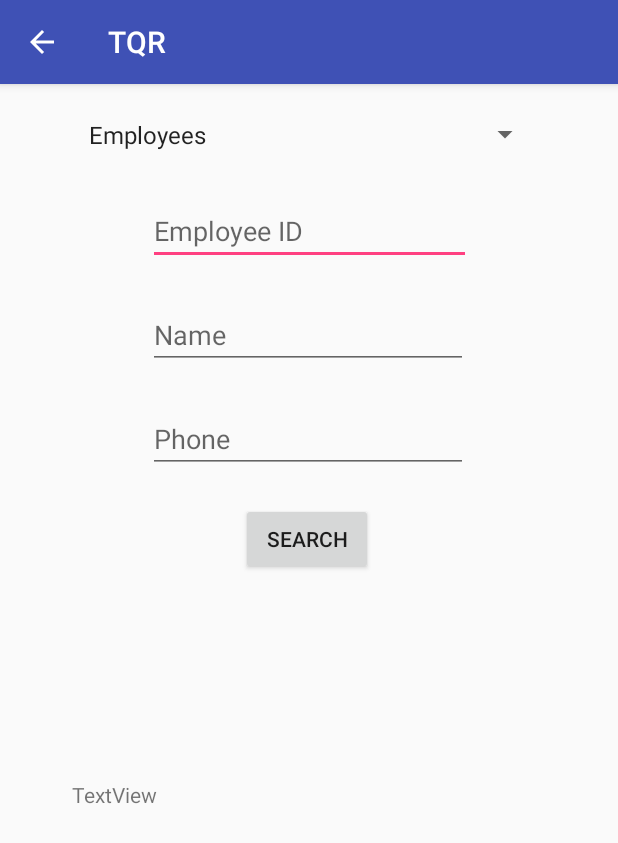
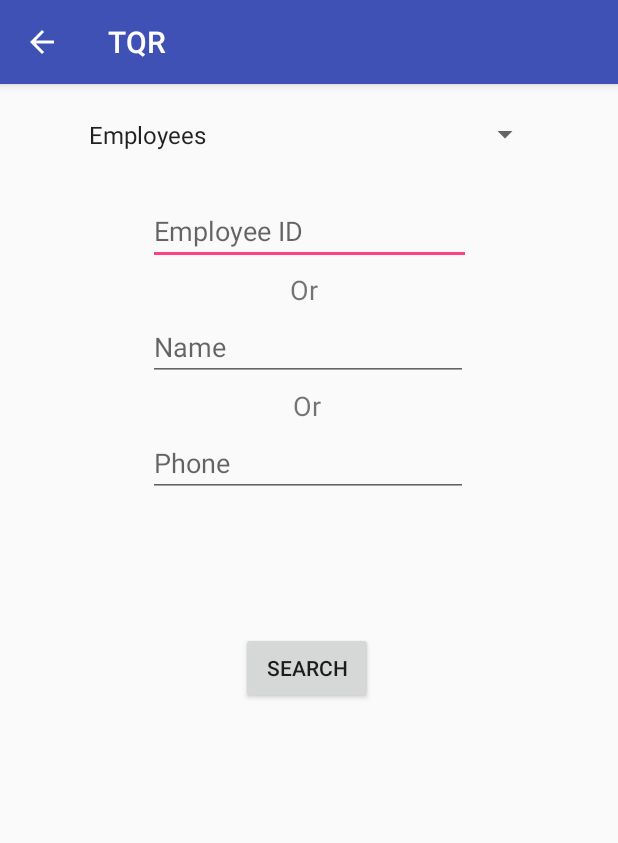
Before and after one commit to DanielMMilner/Infrastructure-Quality-Reporter-App, an Android app: the SearchDatabaseActivity screen opened directly, with no data from a screen before it, on a phone screen of 412 x 824 dp. Shown: the top 843 px of the screen. Run offline under Robolectric (Android 15) with nearby library versions, the phone set to English and light mode, and no system bars; 1 statement that could not run was skipped.

Commit message:
improved search activity

```diff
--- a/app/src/main/java/s3542977/com/tqr/DatabaseViewer.java
+++ b/app/src/main/java/s3542977/com/tqr/DatabaseViewer.java
@@ -93,7 +93,7 @@ public class DatabaseViewer extends AppCompatActivity {
 //        for(int i = 0; i < 10; i++){
 //            databaseHandler.generateRandomEntry();
 //        }
-//        databaseHandler.isDatabaseEmpty();
+//        databaseHandler.isResultEmpty();
 //        setText();
 //    }
 }
--- a/app/src/main/java/s3542977/com/tqr/MapsActivity.java
+++ b/app/src/main/java/s3542977/com/tqr/MapsActivity.java
@@ -142,7 +142,7 @@ public class MapsActivity extends AppCompatActivity implements OnMapReadyCallbac
     }
 
     private void getLatLngCoordinates() {
-        if (databaseHandler.isDatabaseEmpty())
+        if (databaseHandler.isResultEmpty())
             return;
         do {
             LatLng latLng = new LatLng(databaseHandler.getLatitudeAsDouble(),
--- a/app/src/main/java/s3542977/com/tqr/ReportActivity.java
+++ b/app/src/main/java/s3542977/com/tqr/ReportActivity.java
@@ -89,6 +89,7 @@ public class ReportActivity extends AppCompatActivity {
 
         Location lastKnownLocation = locationManager.getLastKnownLocation(locationProvider);
 
+        if(lastKnownLocation != null){
             latitude = lastKnownLocation.getLatitude();
             longitude = lastKnownLocation.getLongitude();
 
@@ -96,6 +97,7 @@ public class ReportActivity extends AppCompatActivity {
             String text = "Current Location:\nLatitude: " + latitude +
                     "\nLongitude: " + longitude;
             textView.setText(text);
+        }
     }
 
     public void takePhoto(View view) {
--- a/app/src/main/java/s3542977/com/tqr/SearchDatabaseActivity.java
+++ b/app/src/main/java/s3542977/com/tqr/SearchDatabaseActivity.java
@@ -1,21 +1,29 @@
 package s3542977.com.tqr;
 
+import android.os.Bundle;
 import android.support.v7.app.AppCompatActivity;
-import android.os.Bundle;
+import android.text.method.ScrollingMovementMethod;
+import android.util.Log;
 import android.view.View;
 import android.widget.AdapterView;
 import android.widget.ArrayAdapter;
 import android.widget.EditText;
 import android.widget.Spinner;
+import android.widget.TextView;
 
+import java.util.ArrayList;
 import java.util.HashMap;
 import java.util.Map;
 
-public class SearchDatabaseActivity extends AppCompatActivity implements AdapterView.OnItemSelectedListener{
+public class SearchDatabaseActivity extends AppCompatActivity implements AdapterView.OnItemSelectedListener {
     private EditText firstOption;
     private EditText secondOption;
     private EditText thirdOption;
-    private Spinner spinner;
+    private TextView resultsText;
+    private TextView firstOr;
+    private TextView secondOr;
+    private Spinner typeSpinner;
+
     int spinnerPosition;
     private static final int EMPLOYEES = 0;
     private static final int INFRASTRUCTURE = 1;
@@ -32,12 +40,20 @@ public class SearchDatabaseActivity extends AppCompatActivity implements Adapter
         secondOption = findViewById(R.id.secondOption);
         thirdOption = findViewById(R.id.thirdOption);
 
-        spinner = findViewById(R.id.searchDatabaseSpinner);
+        resultsText = findViewById(R.id.resultsText);
+        resultsText.setMovementMethod(new ScrollingMovementMethod());
+
+        firstOr = findViewById(R.id.firstOr);
+        secondOr = findViewById(R.id.secondOr);
+
+        typeSpinner = findViewById(R.id.typeSpinner2);
+
+        Spinner tableSpinner = findViewById(R.id.searchDatabaseSpinner);
         ArrayAdapter<CharSequence> adapter = ArrayAdapter.createFromResource(this,
                 R.array.search_database_array, android.R.layout.simple_spinner_item);
         adapter.setDropDownViewResource(android.R.layout.simple_spinner_dropdown_item);
-        spinner.setAdapter(adapter);
-        spinner.setOnItemSelectedListener(this);
+        tableSpinner.setAdapter(adapter);
+        tableSpinner.setOnItemSelectedListener(this);
         spinnerPosition = 0;
 
         databaseHandler = new DatabaseHandler(this);
@@ -49,23 +65,40 @@ public class SearchDatabaseActivity extends AppCompatActivity implements Adapter
         firstOption.setVisibility(View.VISIBLE);
         secondOption.setVisibility(View.VISIBLE);
         thirdOption.setVisibility(View.VISIBLE);
+        firstOr.setVisibility(View.VISIBLE);
+        secondOr.setVisibility(View.VISIBLE);
+        typeSpinner.setVisibility(View.INVISIBLE);
 
-        if(spinnerPosition == EMPLOYEES){
+        if (spinnerPosition == EMPLOYEES) {
             firstOption.setHint("Employee ID");
             secondOption.setHint("Name");
             thirdOption.setHint("Phone");
-        }else if(spinnerPosition == INFRASTRUCTURE){
+        } else if (spinnerPosition == INFRASTRUCTURE) {
             firstOption.setHint("Infrastructure ID");
-            secondOption.setHint("Type");
+            secondOption.setVisibility(View.INVISIBLE);
             thirdOption.setVisibility(View.INVISIBLE);
-        }else if(spinnerPosition == REPORTS){
+            typeSpinner.setVisibility(View.VISIBLE);
+            secondOr.setVisibility(View.INVISIBLE);
+            ArrayList<String> options = databaseHandler.getTypesList();
+            if(!options.isEmpty()){
+                options.add("");
+                ArrayAdapter<String> adapter = new ArrayAdapter<>(this,
+                        android.R.layout.simple_spinner_item, options);
+                adapter.setDropDownViewResource(android.R.layout.simple_spinner_dropdown_item);
+                typeSpinner.setAdapter(adapter);
+            }else{
+                Log.d("Types List", "There is no types in the database" );
+            }
+        } else if (spinnerPosition == REPORTS) {
             firstOption.setHint("Report ID");
             secondOption.setHint("Employee ID");
             thirdOption.setHint("Infrastructure ID");
-        }else if(spinnerPosition == TYPES){
+        } else if (spinnerPosition == TYPES) {
             firstOption.setVisibility(View.INVISIBLE);
             secondOption.setVisibility(View.INVISIBLE);
             thirdOption.setVisibility(View.INVISIBLE);
+            firstOr.setVisibility(View.INVISIBLE);
+            secondOr.setVisibility(View.INVISIBLE);
         }
     }
 
@@ -74,6 +107,11 @@ public class SearchDatabaseActivity extends AppCompatActivity implements Adapter
         spinnerPosition = position;
         clearOptions();
         setOptions();
+
+        if(spinnerPosition == TYPES){
+            databaseHandler.search(spinnerPosition, null);
+            showResult();
+        }
     }
 
     @Override
@@ -85,40 +123,68 @@ public class SearchDatabaseActivity extends AppCompatActivity implements Adapter
         firstOption.setText("");
         secondOption.setText("");
         thirdOption.setText("");
+        resultsText.setText("");
     }
 
-    public void searchDB(View view){
+    public void searchDB(View view) {
         String firstOptionText;
         String secondOptionText;
         String thirdOptionText;
 
         Map<String, String> options = new HashMap<>();
 
-
-        if(spinnerPosition == EMPLOYEES){
+        if (spinnerPosition == EMPLOYEES) {
             firstOptionText = String.valueOf(firstOption.getText());
             secondOptionText = String.valueOf(secondOption.getText());
             thirdOptionText = String.valueOf(thirdOption.getText());
 
+            if (!firstOptionText.isEmpty())
                 options.put("idEmployee", firstOptionText);
+            if (!secondOptionText.isEmpty())
                 options.put("Name", secondOptionText);
+            if (!thirdOptionText.isEmpty())
                 options.put("Phone", thirdOptionText);
-        }else if(spinnerPosition == INFRASTRUCTURE){
+        } else if (spinnerPosition == INFRASTRUCTURE) {
             firstOptionText = String.valueOf(firstOption.getText());
-            secondOptionText = String.valueOf(secondOption.getText());
-
+            String type = typeSpinner.getSelectedItem().toString();
+            if (!firstOptionText.isEmpty())
                 options.put("idInfrastructure", firstOptionText);
-            options.put("idType", secondOptionText);
-        }else if(spinnerPosition == REPORTS){
+            if(!type.isEmpty())
+                options.put("idType", type);
+        } else if (spinnerPosition == REPORTS) {
             firstOptionText = String.valueOf(firstOption.getText());
             secondOptionText = String.valueOf(secondOption.getText());
             thirdOptionText = String.valueOf(thirdOption.getText());
 
+            if (!firstOptionText.isEmpty())
                 options.put("idReports", firstOptionText);
+            if (!secondOptionText.isEmpty())
                 options.put("idEmployee", secondOptionText);
+            if (!thirdOptionText.isEmpty())
                 options.put("idInfrastructure", thirdOptionText);
         }
 
+        if (!options.isEmpty()) {
             databaseHandler.search(spinnerPosition, options);
+            showResult();
         }
     }
+
+    private void showResult() {
+        ArrayList<Map<String, String>> result = databaseHandler.getResultAsString(spinnerPosition);
+        StringBuilder resultString = new StringBuilder();
+
+        if (result.isEmpty()) {
+            resultString.append("No results found.");
+        }
+
+        for (Map<String, String> thing : result) {
+            for (Map.Entry<String, String> entry : thing.entrySet()) {
+                resultString.append(entry.getKey()).append(": ").append(entry.getValue()).append("\n");
+            }
+            resultString.append("\n");
+        }
+
+        resultsText.setText(resultString);
+    }
+}
--- a/app/src/main/res/layout/activity_search_database.xml
+++ b/app/src/main/res/layout/activity_search_database.xml
@@ -5,6 +5,18 @@
     android:layout_width="match_parent"
     android:layout_height="match_parent"
     tools:context=".SearchDatabaseActivity">
+
+    <Spinner
+        android:id="@+id/typeSpinner2"
+        android:layout_width="215dp"
+        android:layout_height="38dp"
+        android:layout_marginEnd="8dp"
+        android:layout_marginTop="32dp"
+        android:visibility="invisible"
+        app:layout_constraintEnd_toEndOf="@+id/firstOption"
+        app:layout_constraintHorizontal_bias="0.0"
+        app:layout_constraintStart_toStartOf="@+id/firstOption"
+        app:layout_constraintTop_toBottomOf="@+id/firstOption" />
 
     <Spinner
         android:id="@+id/searchDatabaseSpinner"
@@ -35,7 +47,7 @@
         android:layout_width="wrap_content"
         android:layout_height="wrap_content"
         android:layout_marginEnd="8dp"
-        android:layout_marginTop="24dp"
+        android:layout_marginTop="32dp"
         android:ems="10"
         android:inputType="textPersonName"
         app:layout_constraintEnd_toEndOf="@+id/firstOption"
@@ -48,7 +60,7 @@
         android:layout_width="wrap_content"
         android:layout_height="wrap_content"
         android:layout_marginStart="8dp"
-        android:layout_marginTop="24dp"
+        android:layout_marginTop="32dp"
         android:ems="10"
         android:inputType="textPersonName"
         app:layout_constraintEnd_toEndOf="@+id/secondOption"
@@ -60,11 +72,13 @@
         android:id="@+id/searchButton"
         android:layout_width="wrap_content"
         android:layout_height="wrap_content"
+        android:layout_marginBottom="8dp"
         android:layout_marginEnd="8dp"
         android:layout_marginStart="8dp"
-        android:layout_marginTop="20dp"
+        android:layout_marginTop="8dp"
         android:onClick="searchDB"
-        android:text="Search"
+        android:text="@string/search"
+        app:layout_constraintBottom_toTopOf="@+id/resultsText"
         app:layout_constraintEnd_toEndOf="@+id/thirdOption"
         app:layout_constraintHorizontal_bias="0.495"
         app:layout_constraintStart_toStartOf="@+id/thirdOption"
@@ -72,15 +86,50 @@
 
     <TextView
         android:id="@+id/resultsText"
-        android:layout_width="316dp"
-        android:layout_height="167dp"
+        android:layout_width="350dp"
+        android:layout_height="166dp"
         android:layout_marginBottom="8dp"
         android:layout_marginEnd="8dp"
         android:layout_marginStart="8dp"
         android:layout_marginTop="8dp"
-        android:text="TextView"
+        android:scrollbars="vertical"
+        android:textAlignment="center"
+        android:textSize="18sp"
         app:layout_constraintBottom_toBottomOf="parent"
         app:layout_constraintEnd_toEndOf="parent"
         app:layout_constraintStart_toStartOf="parent"
-        app:layout_constraintTop_toBottomOf="@+id/searchButton" />
+        app:layout_constraintTop_toBottomOf="@+id/searchButton"
+        app:layout_constraintVertical_bias="0.555" />
+
+    <TextView
+        android:id="@+id/firstOr"
+        android:layout_width="wrap_content"
+        android:layout_height="wrap_content"
+        android:layout_marginBottom="8dp"
+        android:layout_marginEnd="15dp"
+        android:layout_marginStart="8dp"
+        android:layout_marginTop="8dp"
+        android:text="@string/or"
+        android:textSize="18sp"
+        app:layout_constraintBottom_toTopOf="@+id/secondOption"
+        app:layout_constraintEnd_toEndOf="@+id/firstOption"
+        app:layout_constraintStart_toStartOf="@+id/firstOption"
+        app:layout_constraintTop_toBottomOf="@+id/firstOption" />
+
+    <TextView
+        android:id="@+id/secondOr"
+        android:layout_width="wrap_content"
+        android:layout_height="wrap_content"
+        android:layout_marginBottom="8dp"
+        android:layout_marginEnd="8dp"
+        android:layout_marginStart="8dp"
+        android:layout_marginTop="8dp"
+        android:text="@string/or"
+        android:textSize="18sp"
+        app:layout_constraintBottom_toTopOf="@+id/thirdOption"
+        app:layout_constraintEnd_toEndOf="@+id/secondOption"
+        app:layout_constraintHorizontal_bias="0.497"
+        app:layout_constraintStart_toStartOf="@+id/secondOption"
+        app:layout_constraintTop_toBottomOf="@+id/secondOption" />
+
 </android.support.constraint.ConstraintLayout>
--- a/app/src/main/res/values/strings.xml
+++ b/app/src/main/res/values/strings.xml
@@ -33,6 +33,8 @@
     <string name="run_speed_test">Run Speed Test</string>
     <string name="view_map">View Map</string>
     <string name="view_database">View Database</string>
+    <string name="search">Search</string>
+    <string name="or">Or</string>
     <string-array name="speed_test_sizes_array">
         <item>1MiB</item>
         <item>16MiB</item>
```
Also changed, not shown: app/src/main/java/s3542977/com/tqr/DatabaseHandler.java (+44 -11 lines). Lines whose indentation alone changed are shown as unchanged.
